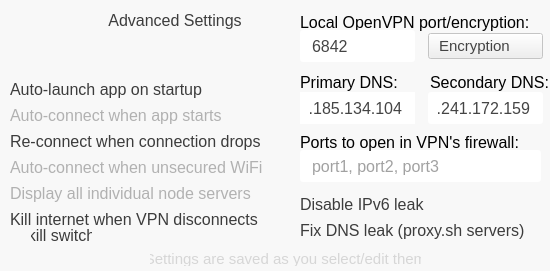
Before: the Qt Designer form safejumper/scr_settings.ui in proxysh/Safejumper-for-Desktop, drawn with Qt 5.
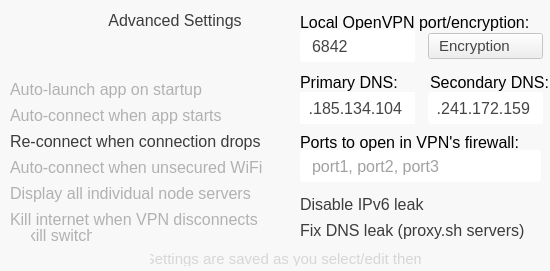
After: the same form once the commit is applied. Icons and pictures are not drawn.

What changed in the file:
```diff
--- a/safejumper/scr_settings.ui
+++ b/safejumper/scr_settings.ui
@@ -138,7 +138,7 @@
    </widget>
    <widget class="QPushButton" name="cb_Startup">
     <property name="enabled">
-     <bool>false</bool>
+     <bool>true</bool>
     </property>
     <property name="geometry">
      <rect>
@@ -194,7 +194,7 @@
      <bool>true</bool>
     </property>
     <property name="checked">
-     <bool>true</bool>
+     <bool>false</bool>
     </property>
    </widget>
    <widget class="QPushButton" name="b_LogoBack">
@@ -526,7 +526,7 @@
    </widget>
    <widget class="QPushButton" name="cb_BlockOnDisconnect">
     <property name="enabled">
-     <bool>false</bool>
+     <bool>true</bool>
     </property>
     <property name="geometry">
      <rect>
@@ -581,7 +581,7 @@
      <bool>true</bool>
     </property>
     <property name="checked">
-     <bool>true</bool>
+     <bool>false</bool>
     </property>
    </widget>
    <widget class="QFrame" name="frame_2">
@@ -1127,7 +1127,7 @@
    </widget>
    <widget class="QPushButton" name="b_BlockOnDisconnect_Line2">
     <property name="enabled">
-     <bool>false</bool>
+     <bool>true</bool>
     </property>
     <property name="geometry">
      <rect>
@@ -1168,7 +1168,7 @@
      <bool>true</bool>
     </property>
     <property name="checked">
-     <bool>true</bool>
+     <bool>false</bool>
     </property>
    </widget>
   </widget>
```
Left out of the diff: 2 changed lines with no effect on the pictures.
